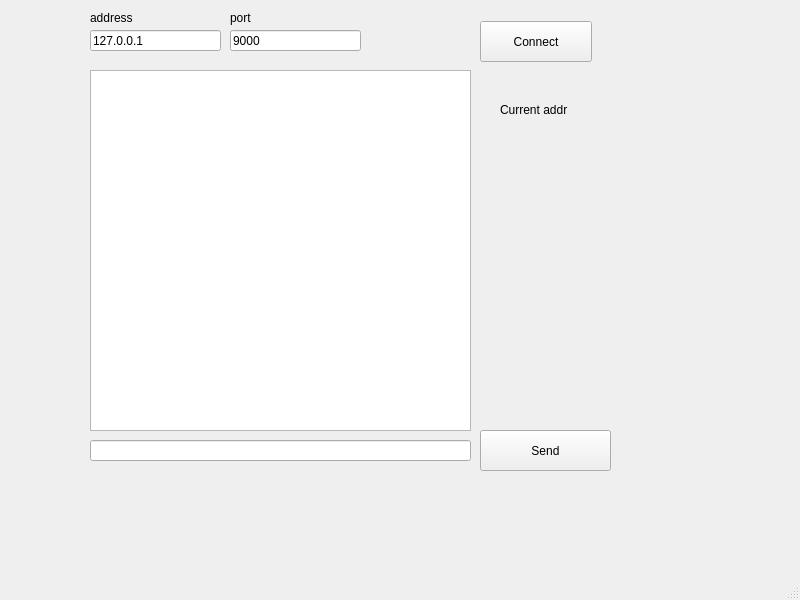
Old version of the form resources/messenger.ui in the repository elizarpif/p2p.
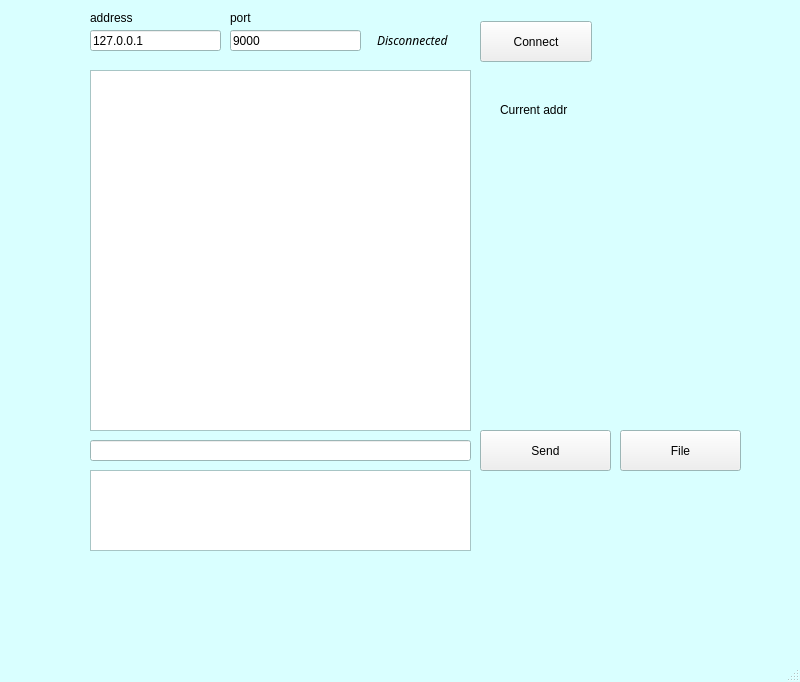
New version of the form.

Diff of the .ui file:
```diff
--- a/resources/messenger.ui
+++ b/resources/messenger.ui
@@ -7,9 +7,100 @@
     <x>0</x>
     <y>0</y>
     <width>800</width>
-    <height>600</height>
+    <height>682</height>
    </rect>
   </property>
+  <property name="palette">
+   <palette>
+    <active>
+     <colorrole role="Midlight">
+      <brush brushstyle="SolidPattern">
+       <color alpha="255">
+        <red>185</red>
+        <green>243</green>
+        <blue>255</blue>
+       </color>
+      </brush>
+     </colorrole>
+     <colorrole role="Base">
+      <brush brushstyle="SolidPattern">
+       <color alpha="255">
+        <red>255</red>
+        <green>255</green>
+        <blue>255</blue>
+       </color>
+      </brush>
+     </colorrole>
+     <colorrole role="Window">
+      <brush brushstyle="SolidPattern">
+       <color alpha="255">
+        <red>217</red>
+        <green>255</green>
+        <blue>255</blue>
+       </color>
+      </brush>
+     </colorrole>
+    </active>
+    <inactive>
+     <colorrole role="Midlight">
+      <brush brushstyle="SolidPattern">
+       <color alpha="255">
+        <red>185</red>
+        <green>243</green>
+        <blue>255</blue>
+       </color>
+      </brush>
+     </colorrole>
+     <colorrole role="Base">
+      <brush brushstyle="SolidPattern">
+       <color alpha="255">
+        <red>255</red>
+        <green>255</green>
+        <blue>255</blue>
+       </color>
+      </brush>
+     </colorrole>
+     <colorrole role="Window">
+      <brush brushstyle="SolidPattern">
+       <color alpha="255">
+        <red>217</red>
+        <green>255</green>
+        <blue>255</blue>
+       </color>
+      </brush>
+     </colorrole>
+    </inactive>
+    <disabled>
+     <colorrole role="Midlight">
+      <brush brushstyle="SolidPattern">
+       <color alpha="255">
+        <red>185</red>
+        <green>243</green>
+        <blue>255</blue>
+       </color>
+      </brush>
+     </colorrole>
+     <colorrole role="Base">
+      <brush brushstyle="SolidPattern">
+       <color alpha="255">
+        <red>217</red>
+        <green>255</green>
+        <blue>255</blue>
+       </color>
+      </brush>
+     </colorrole>
+     <colorrole role="Window">
+      <brush brushstyle="SolidPattern">
+       <color alpha="255">
+        <red>217</red>
+        <green>255</green>
+        <blue>255</blue>
+       </color>
+      </brush>
+     </colorrole>
+    </disabled>
+   </palette>
+  </property>
   <property name="windowTitle">
    <string>MainWindow</string>
   </property>
@@ -83,7 +174,7 @@
      <rect>
       <x>377</x>
       <y>30</y>
-      <width>81</width>
+      <width>101</width>
       <height>20</height>
      </rect>
     </property>
@@ -94,7 +185,7 @@
      </font>
     </property>
     <property name="text">
-     <string/>
+     <string>Disconnected</string>
     </property>
    </widget>
    <widget class="QPushButton" name="connectButton">
@@ -173,6 +264,29 @@
      <string>Current addr</string>
     </property>
    </widget>
+   <widget class="QTextEdit" name="logEdit">
+    <property name="geometry">
+     <rect>
+      <x>90</x>
+      <y>470</y>
+      <width>381</width>
+      <height>81</height>
+     </rect>
+    </property>
+   </widget>
+   <widget class="QPushButton" name="fileButton">
+    <property name="geometry">
+     <rect>
+      <x>620</x>
+      <y>430</y>
+      <width>121</width>
+      <height>41</height>
+     </rect>
+    </property>
+    <property name="text">
+     <string>File</string>
+    </property>
+   </widget>
   </widget>
   <widget class="QMenuBar" name="menubar">
    <property name="geometry">
```
